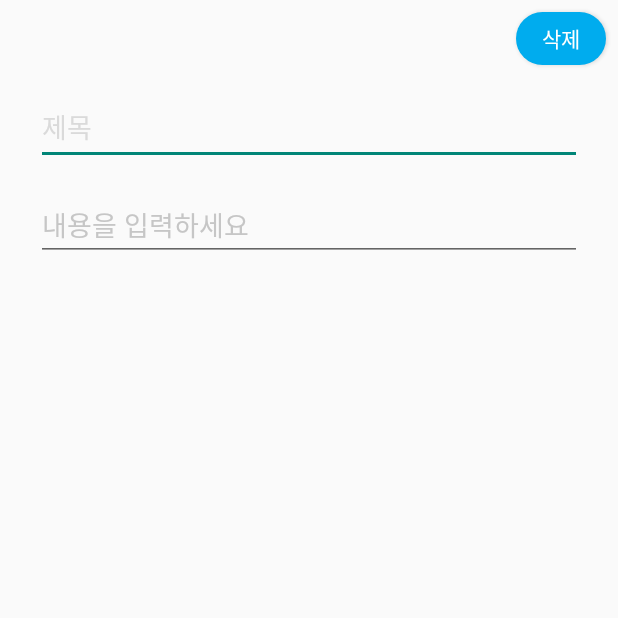
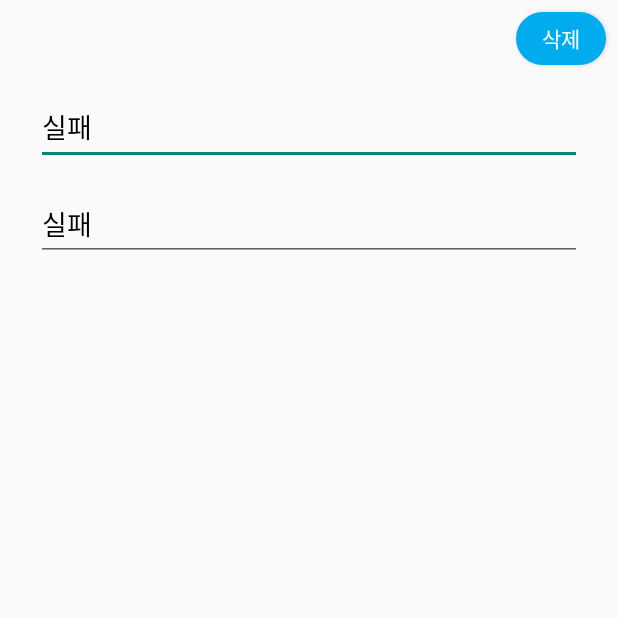
Before and after one commit to yeshforest/memoAndroid, an Android app: the DetailedMemo screen opened directly, with no data from a screen before it, on a phone screen of 412 x 824 dp, the top half of it. Run offline under Robolectric (Android 15) with nearby library versions, the phone set to English and light mode, and no system bars; our stand-ins replace Room's generated code.

Commit message:
[feat] add DetailedMemo text

```diff
--- a/app/src/main/java/com/example/todolist/DetailedMemo.kt
+++ b/app/src/main/java/com/example/todolist/DetailedMemo.kt
@@ -1,16 +1,45 @@
 package com.example.todolist
 
+import android.content.Intent
 import androidx.appcompat.app.AppCompatActivity
 import android.os.Bundle
+import androidx.activity.result.ActivityResultLauncher
+import androidx.activity.result.contract.ActivityResultContracts
 import com.example.todolist.databinding.ActivityDetailedItemBinding
 import com.example.todolist.databinding.ActivityDetailedMemoBinding
 
 class DetailedMemo : AppCompatActivity() {
     private lateinit var binding:ActivityDetailedMemoBinding
+    private lateinit var getResultText:ActivityResultLauncher<Intent>
+    private lateinit var memoItem:Memo
+
+    private fun setMemoItem(){
+        getResultText=registerForActivityResult(ActivityResultContracts.StartActivityForResult()){
+                result->
+            if(result.resultCode== RESULT_OK){
+                var temp=Memo(null,"실패","실패","실패","실패")
+                memoItem= (result.data?.getSerializableExtra("memoItem")?:temp) as Memo
+            }
+        }
+    }
     override fun onCreate(savedInstanceState: Bundle?) {
         super.onCreate(savedInstanceState)
         binding= ActivityDetailedMemoBinding.inflate(layoutInflater)
         setContentView(binding.root)
+
+     //   setMemoItem()
+        var temp=Memo(null,"실패","실패","실패","실패")
+        memoItem= (intent.getSerializableExtra("memoItem")?:temp) as Memo
+        binding.etTitle.setText(memoItem.title)
+        binding.etContent.setText(memoItem.content)
+
+        binding.btnDelete.setOnClickListener {
+         //   var intent=Intent(this@DetailedMemo,MainActivity::class.java)
+         //   intent.putExtra("isDelete",true)
+         //   startActivity(intent)
+        //    finish()
+        }
+
     }
 
 
--- a/app/src/main/java/com/example/todolist/Memo.kt
+++ b/app/src/main/java/com/example/todolist/Memo.kt
@@ -11,4 +11,4 @@ data class Memo (
     var title:String,
     var content:String,
     var beforeTime:String?
-        )
+        ):java.io.Serializable
--- a/app/src/main/res/layout/activity_detailed_memo.xml
+++ b/app/src/main/res/layout/activity_detailed_memo.xml
@@ -30,7 +30,7 @@
         android:inputType="textPersonName"
         android:maxLines="1"
         android:singleLine="true"
-        android:textColor="#FFFFFF"
+        android:textColor="#000000"
         android:textColorHint="#DADADA"
         app:layout_constraintEnd_toEndOf="parent"
         app:layout_constraintStart_toStartOf="parent"
@@ -47,7 +47,7 @@
         android:hint="내용을 입력하세요"
         android:inputType="textMultiLine"
         android:textAlignment="textStart"
-        android:textColor="#FFFFFF"
+        android:textColor="#000000"
         android:textColorHint="#C6C6C6"
         app:layout_constraintEnd_toEndOf="parent"
         app:layout_constraintHorizontal_bias="0.0"
```
Also changed, not shown: app/src/main/java/com/example/todolist/CustomAdapter.kt (+33 -18 lines), app/src/main/java/com/example/todolist/SaveItem.kt (+8 -0 lines).
